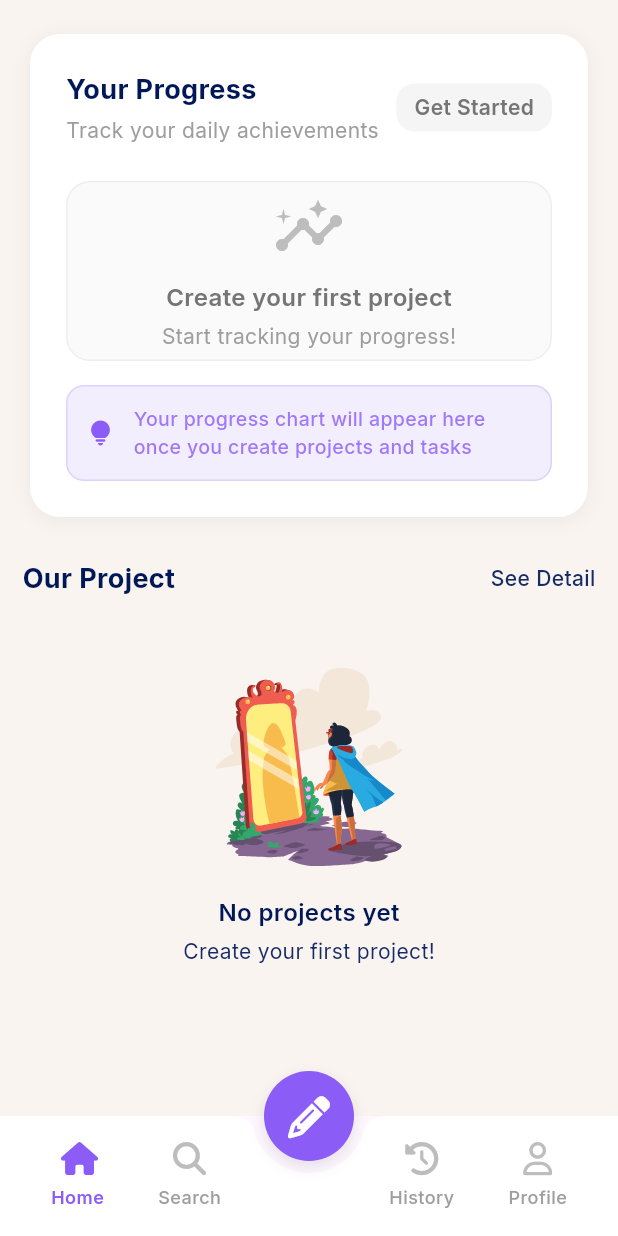
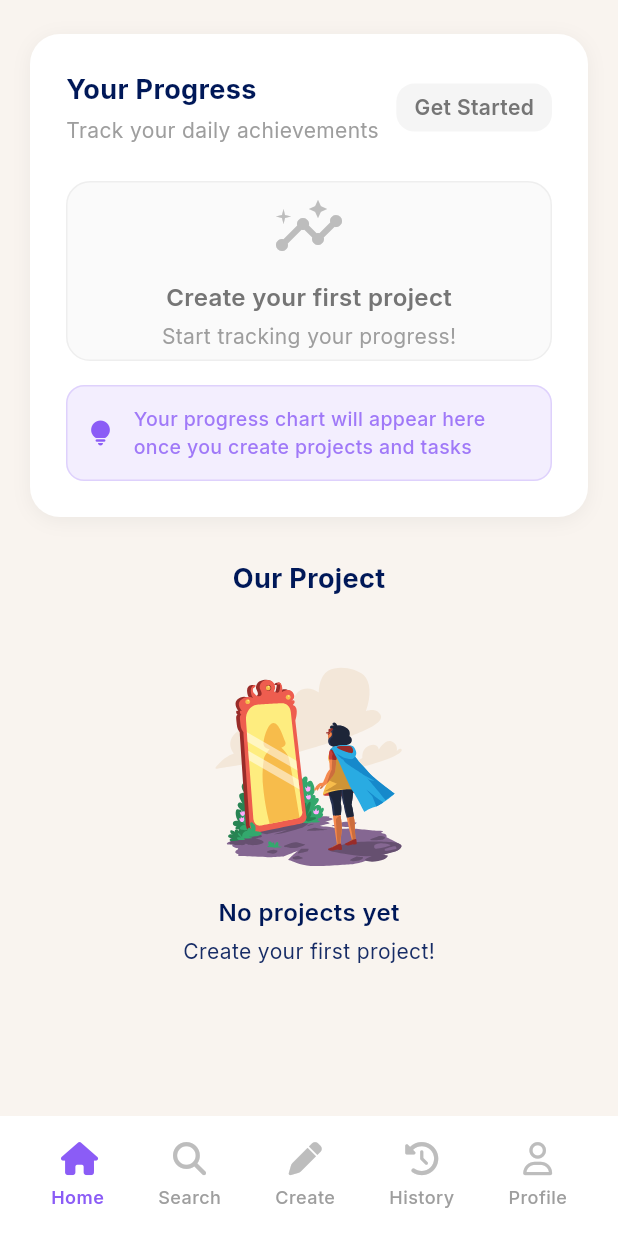
Before and after one commit to MarkCnw/PlanMate, a Flutter app: the screen it shows once a user with an empty profile is signed in, scrolled down 369 dp, on a phone screen of 412 x 824 dp. Run offline on Flutter 3.47's test engine with Material 3 defaults, Android fonts, the phone set to English and light mode, and no system bars; our stand-ins replace animated_custom_dropdown, cloud_firestore, firebase_auth, firebase_core, firebase_messaging, fl_chart and 9 more; accounts and stored records are empty.

Commit message:
refactor: Improve UI text display and clean up unused code in various components

```diff
--- a/planmate/lib/CreateProject/Update/Presentation/update_task_screen.dart
+++ b/planmate/lib/CreateProject/Update/Presentation/update_task_screen.dart
@@ -151,7 +151,7 @@ class _UpdateTaskSheetState extends State<UpdateTaskSheet> {
         ),
         const SizedBox(height: 8),
         Text(
-          'to ${widget.task}',
+          'to ${widget.task.title}',
           style: TextStyle(fontSize: 16, color: Colors.grey.shade600),
         ),
       ],
--- a/planmate/lib/History/Provider/history_provider.dart
+++ b/planmate/lib/History/Provider/history_provider.dart
@@ -71,7 +71,7 @@
       }
 
       // ❌ ลบ orderBy ออกชั่วคราวเพื่อหลีกเลี่ยงปัญหา index
-      // query = query.orderBy('timestamp', descending: true).limit(100);
+      query = query.orderBy('timestamp', descending: true).limit(100);
       query = query.limit(100);
 
       print('🔍 DEBUG: Executing query...');
--- a/planmate/lib/Home/Widgets/ProjectSection/project_section_header.dart
+++ b/planmate/lib/Home/Widgets/ProjectSection/project_section_header.dart
@@ -15,7 +15,7 @@ class ProjectSectionHeader extends StatelessWidget {
   @override
   Widget build(BuildContext context) {
     return Row(
-      mainAxisAlignment: MainAxisAlignment.spaceBetween,
+      mainAxisAlignment: MainAxisAlignment.center,
       children: [
         Text(
           title,
@@ -25,17 +25,17 @@ class ProjectSectionHeader extends StatelessWidget {
             color: Color(0xFF001858)
           ),
         ),
-        GestureDetector(
-          onTap: onActionTap,
-          child: Text(
-            actionText,
-            style: const TextStyle(
-              fontSize: 14,
-              color: Color(0xFF172c66),
-              fontWeight: FontWeight.w500,
-            ),
-          ),
-        ),
+        // GestureDetector(
+        //   onTap: onActionTap,
+        //   child: Text(
+        //     actionText,
+        //     style: const TextStyle(
+        //       fontSize: 14,
+        //       color: Color(0xFF172c66),
+        //       fontWeight: FontWeight.w500,
+        //     ),
+        //   ),
+        // ),
       ],
     );
   }
--- a/planmate/lib/Navigation/Widgets/buttonappbar.dart
+++ b/planmate/lib/Navigation/Widgets/buttonappbar.dart
@@ -36,7 +36,12 @@ class ButtomAppBar extends StatelessWidget {
               isSelected: selectIndex == 1,
               onTap: () => onItemTapped(1),
             ),
-            const SizedBox(width: 40), // ช่องเว้นกลาง (สำหรับ FAB)
+            NavItemWidget(
+              icon: FontAwesomeIcons.pen,
+              label: 'Create',
+              isSelected: selectIndex == 2,
+              onTap: () => onItemTapped(2),
+            ),
             NavItemWidget(
               icon: FontAwesomeIcons.clockRotateLeft,
               label: 'History',
--- a/planmate/lib/Navigation/Widgets/customfab.dart
+++ b/planmate/lib/Navigation/Widgets/customfab.dart
@@ -1,39 +1,39 @@
-// ignore_for_file: public_member_api_docs, sort_constructors_first
-import 'package:flutter/material.dart';
-import 'package:font_awesome_flutter/font_awesome_flutter.dart';
+// // ignore_for_file: public_member_api_docs, sort_constructors_first
+// import 'package:flutter/material.dart';
+// import 'package:font_awesome_flutter/font_awesome_flutter.dart';
 
-class CustomFAB extends StatelessWidget {
-  final VoidCallback onPressed;
-  const CustomFAB({
-    super.key,
-    required this.onPressed,
-  });
+// class CustomFAB extends StatelessWidget {
+//   final VoidCallback onPressed;
+//   const CustomFAB({
+//     super.key,
+//     required this.onPressed,
+//   });
 
-  @override
-  Widget build(BuildContext context) {
-    return Container(
-      width: 60,
-      height: 60,
-      decoration: BoxDecoration(
-        color: Color(0xFF8B5CF6), // สีม่วงเหมือนในรูป
-        shape: BoxShape.circle,
-        boxShadow: [
-          BoxShadow(
-            color: Colors.black.withOpacity(0.1),
-            blurRadius: 8,
-            offset: Offset(0, 4),
-          ),
-        ],
-      ),
-      child: IconButton(
-        onPressed: onPressed,
-        icon: Icon(
-          FontAwesomeIcons.pencil,
-          size: 28,
-          color: Colors.white,
-          weight: 2.0,
-        ),
-      ),
-    );
-  }
-}
+//   @override
+//   Widget build(BuildContext context) {
+//     return Container(
+//       width: 60,
+//       height: 60,
+//       decoration: BoxDecoration(
+//         color: Color(0xFF8B5CF6), // สีม่วงเหมือนในรูป
+//         shape: BoxShape.circle,
+//         boxShadow: [
+//           BoxShadow(
+//             color: Colors.black.withOpacity(0.1),
+//             blurRadius: 8,
+//             offset: Offset(0, 4),
+//           ),
+//         ],
+//       ),
+//       child: IconButton(
+//         onPressed: onPressed,
+//         icon: Icon(
+//           FontAwesomeIcons.pencil,
+//           size: 28,
+//           color: Colors.white,
+//           weight: 2.0,
+//         ),
+//       ),
+//     );
+//   }
+// }
--- a/planmate/lib/Navigation/presentation/navigation_screen.dart
+++ b/planmate/lib/Navigation/presentation/navigation_screen.dart
@@ -36,7 +36,7 @@ class _NavigationScreenState extends State<NavigationScreen> {
   Widget build(BuildContext context) {
     return Scaffold(
       body: _pages[_selectedIndex],
-      floatingActionButton: CustomFAB(onPressed: () => _onItemTapped(2)),
+
       floatingActionButtonLocation:
           FloatingActionButtonLocation.centerDocked,
 
```
Also changed, not shown: planmate/lib/Home/Widgets/Header/header_widget.dart (+3 -25 lines), planmate/lib/notification/notification_screen.dart (+26 -35 lines).
